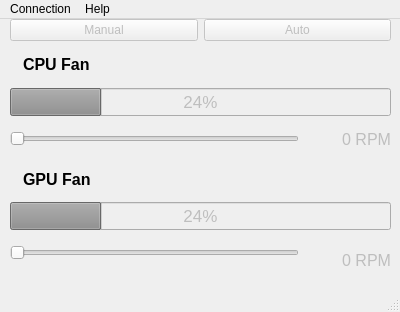
This is Qt/mainwindow.ui in mbober1/ESPCooling as Qt 5 draws it before an edit. The edited form follows.
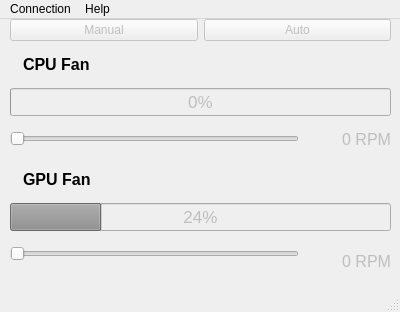
This is the edited form. Icons and pictures are not drawn.

What changed in the file:
```diff
--- a/Qt/mainwindow.ui
+++ b/Qt/mainwindow.ui
@@ -42,7 +42,7 @@
       <x>10</x>
       <y>0</y>
       <width>381</width>
-      <height>251</height>
+      <height>252</height>
      </rect>
     </property>
     <layout class="QVBoxLayout" name="verticalLayout">
@@ -134,8 +134,11 @@
            <pointsize>13</pointsize>
           </font>
          </property>
+         <property name="maximum">
+          <number>100</number>
+         </property>
          <property name="value">
-          <number>24</number>
+          <number>0</number>
          </property>
         </widget>
        </item>
@@ -194,6 +197,9 @@
            <property name="enabled">
             <bool>false</bool>
            </property>
+           <property name="maximum">
+            <number>100</number>
+           </property>
            <property name="orientation">
             <enum>Qt::Horizontal</enum>
            </property>
```
Left out of the diff: 6 changed lines with no effect on the pictures.
